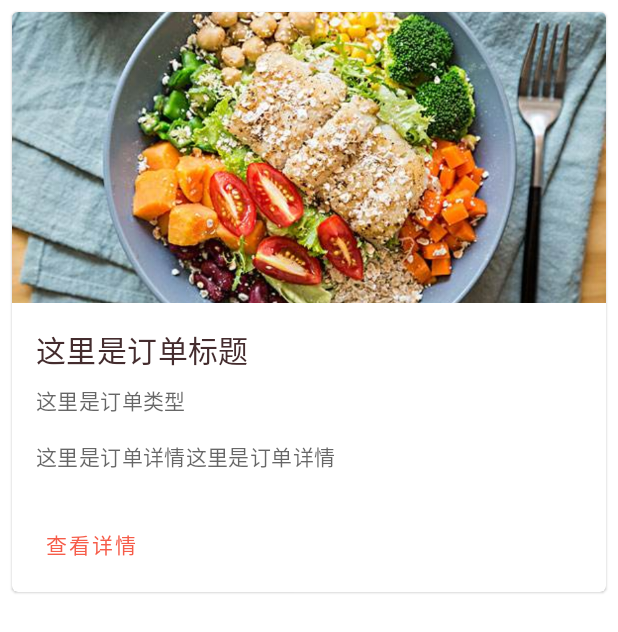
After one commit to zhangxwww/THELP, an Android app: the layout card_order.xml on its own in the app's theme, with its tools: preview values and no code run, on a phone screen of 412 x 824 dp. The commit adds this screen. Shown: the top 632 px of the screen. Run offline under Robolectric (Android 15) with nearby library versions, the phone set to English and light mode, and no system bars.

Commit message:
recycler view + card layout for index

```diff
--- a/frontend/thelp/app/build.gradle
+++ b/frontend/thelp/app/build.gradle
@@ -50,4 +50,5 @@ dependencies {
     annotationProcessor 'com.github.bumptech.glide:compiler:4.11.0'
     implementation 'com.squareup.picasso:picasso:2.71828'
     implementation 'cn.carbs.android:AvatarImageView:1.0.4'
+    implementation 'com.miguelcatalan:materialsearchview:1.4.0'
 }
--- a/frontend/thelp/app/src/main/AndroidManifest.xml
+++ b/frontend/thelp/app/src/main/AndroidManifest.xml
@@ -15,9 +15,13 @@
         <activity android:name=".MainActivity">
             <intent-filter>
                 <action android:name="android.intent.action.MAIN" />
-
                 <category android:name="android.intent.category.LAUNCHER" />
             </intent-filter>
+            <intent-filter>
+                <action android:name="android.intent.action.SEARCH" />
+            </intent-filter>
+            <meta-data android:name="android.app.searchable"
+                android:resource="@xml/searchable"/>
         </activity>
         <activity android:name=".LoginActivity"></activity>
     </application>
--- /dev/null
+++ b/frontend/thelp/app/src/main/res/layout/card_order.xml
@@ -0,0 +1,81 @@
+<?xml version="1.0" encoding="utf-8"?>
+<LinearLayout xmlns:android="http://schemas.android.com/apk/res/android"
+    android:layout_width="match_parent"
+    android:layout_height="wrap_content"
+    xmlns:app="http://schemas.android.com/apk/res-auto">
+    <com.google.android.material.card.MaterialCardView
+        android:id="@+id/card"
+        android:layout_width="match_parent"
+        android:layout_height="wrap_content"
+        android:layout_margin="8dp">
+
+        <LinearLayout
+            android:layout_width="match_parent"
+            android:layout_height="wrap_content"
+            android:orientation="vertical">
+
+            <!-- Media -->
+            <ImageView
+                android:layout_width="match_parent"
+                android:layout_height="194dp"
+                android:id="@+id/order_image"
+                app:srcCompat="@drawable/salad"
+                android:scaleType="centerCrop"
+                android:contentDescription="@string/description_placeholder"
+                />
+
+            <LinearLayout
+                android:layout_width="match_parent"
+                android:layout_height="wrap_content"
+                android:orientation="vertical"
+                android:padding="16dp">
+
+                <!-- Title, secondary and supporting text -->
+                <TextView
+                    android:layout_width="wrap_content"
+                    android:layout_height="wrap_content"
+                    android:id="@+id/order_title"
+                    android:text="@string/title_placeholder"
+                    android:textAppearance="?attr/textAppearanceHeadline6"
+                    />
+                <TextView
+                    android:layout_width="wrap_content"
+                    android:layout_height="wrap_content"
+                    android:layout_marginTop="8dp"
+                    android:id="@+id/order_type"
+                    android:text="@string/type_placeholder"
+                    android:textAppearance="?attr/textAppearanceBody2"
+                    android:textColor="?android:attr/textColorSecondary"
+                    />
+                <TextView
+                    android:layout_width="wrap_content"
+                    android:layout_height="wrap_content"
+                    android:layout_marginTop="16dp"
+                    android:id="@+id/order_detail"
+                    android:text="@string/detail_placeholder"
+                    android:textAppearance="?attr/textAppearanceBody2"
+                    android:textColor="?android:attr/textColorSecondary"
+                    />
+
+            </LinearLayout>
+
+            <!-- Buttons -->
+            <LinearLayout
+                android:layout_width="wrap_content"
+                android:layout_height="wrap_content"
+                android:layout_margin="8dp"
+                android:orientation="horizontal">
+                <com.google.android.material.button.MaterialButton
+                    android:layout_width="wrap_content"
+                    android:layout_height="wrap_content"
+                    android:layout_marginEnd="8dp"
+                    android:id="@+id/view_button"
+                    android:text="@string/view_button_text"
+                    style="?attr/borderlessButtonStyle"
+                    />
+            </LinearLayout>
+
+        </LinearLayout>
+
+    </com.google.android.material.card.MaterialCardView>
+</LinearLayout>
--- a/frontend/thelp/app/src/main/res/values/strings.xml
+++ b/frontend/thelp/app/src/main/res/values/strings.xml
@@ -15,4 +15,12 @@
     <string name="center">个人中心</string>
     <string name="pm">私信</string>
     <string name="order">历史订单</string>
+    <string name="search_hint">输入时间、类型或关键字</string>
+    <string name="app_label">推荐搜索</string>
+    <string name="search_title">搜索</string>
+    <string name="description_placeholder">这里是背景简介</string>
+    <string name="title_placeholder">这里是订单标题</string>
+    <string name="type_placeholder">这里是订单类型</string>
+    <string name="detail_placeholder">这里是订单详情这里是订单详情</string>
+    <string name="view_button_text">查看详情</string>
 </resources>
--- /dev/null
+++ b/frontend/thelp/app/src/main/res/xml/searchable.xml
@@ -0,0 +1,5 @@
+<?xml version="1.0" encoding="utf-8"?>
+<searchable xmlns:android="http://schemas.android.com/apk/res/android"
+    android:label="@string/app_label"
+    android:hint="@string/search_hint" >
+</searchable>
```
Also changed, not shown: frontend/thelp/app/src/main/java/com/example/data/Order.java (added, +49 -0 lines), frontend/thelp/app/src/main/java/com/example/data/OrderAdapter.java (added, +58 -0 lines), frontend/thelp/app/src/main/java/com/example/thelp/MainActivity.java (+84 -3 lines), frontend/thelp/app/src/main/res/drawable/ic_menu_24px.xml (added, +9 -0 lines), frontend/thelp/app/src/main/res/drawable/ic_search.xml (added, +12 -0 lines), frontend/thelp/app/src/main/res/drawable/ic_search_24px.xml (added, +9 -0 lines), frontend/thelp/app/src/main/res/layout/activity_main.xml (+18 -7 lines), frontend/thelp/app/src/main/res/menu/options_menu.xml (added, +8 -0 lines), frontend/thelp/app/src/main/res/drawable/salad.jpg (added).
